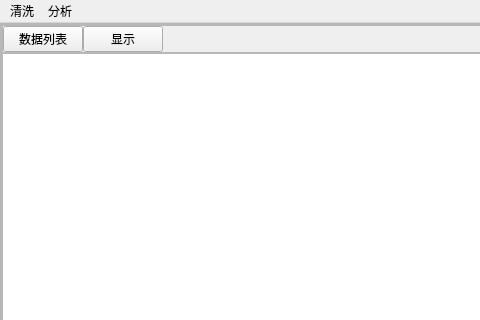
The window that SciTools2/mainui/main.ui (xihuyu20000/learn-python) describes before a commit, drawn with Qt 5; both pictures show x 0 to 480 and y 0 to 320 of the 1179 by 856 pixel window.
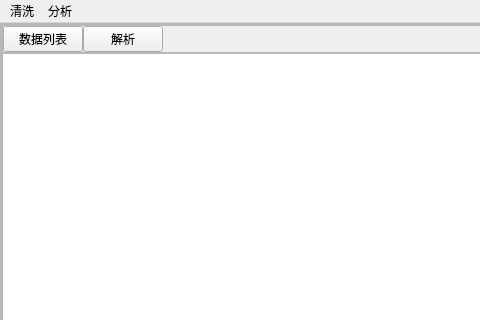
The same window after the commit. Icons and pictures are not drawn.

Patch:
```diff
--- a/SciTools2/mainui/main.ui
+++ b/SciTools2/mainui/main.ui
@@ -120,7 +120,7 @@
                <item>
                 <widget class="QPushButton" name="datafiles_btn_parse">
                  <property name="text">
-                  <string>显示</string>
+                  <string>解析</string>
                  </property>
                 </widget>
                </item>
```
